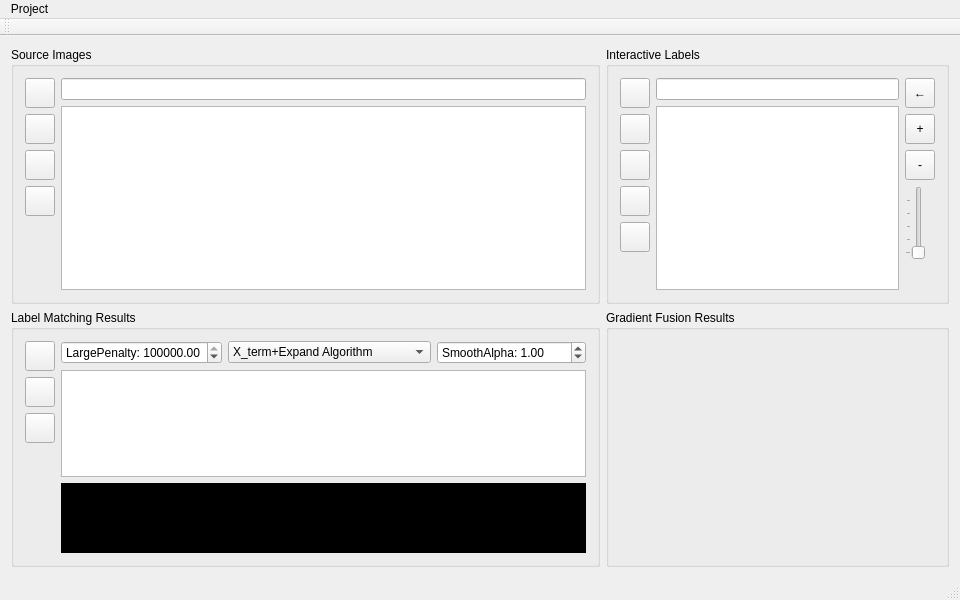
The window that InteractiveDigitalMontage.ui (Kouek/InteractiveDigitalMontage) describes before a commit, drawn with Qt 5.
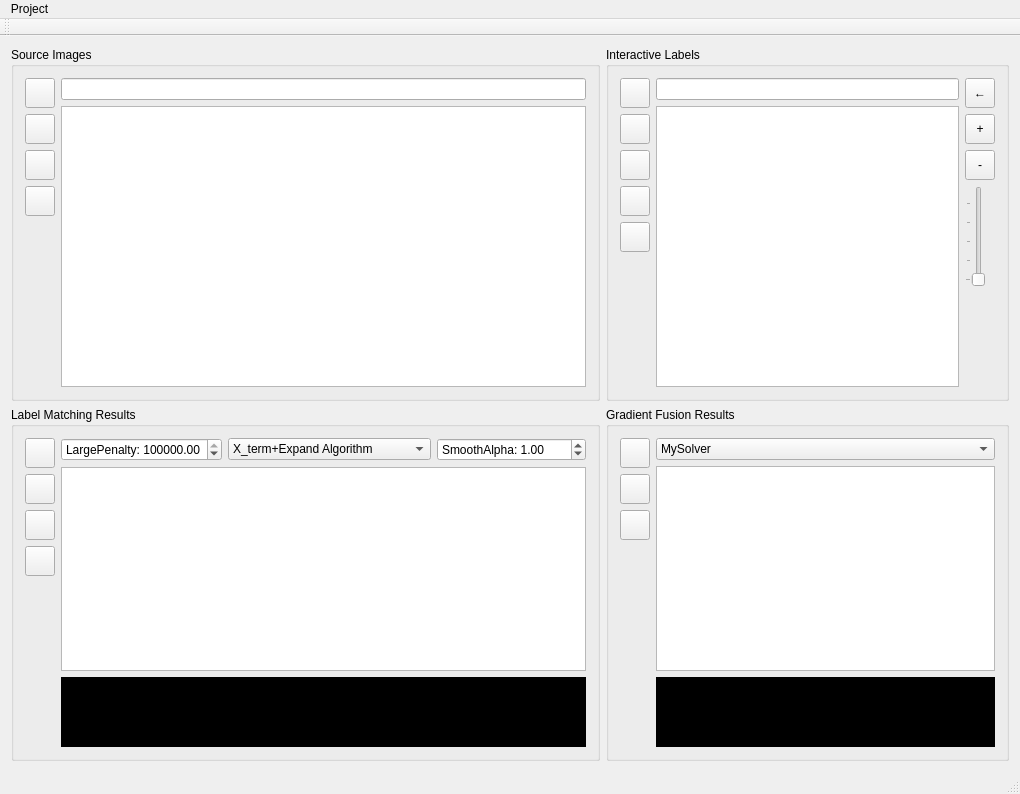
The same window after the commit. Icons and pictures are not drawn. Custom widgets are drawn as their Qt base class.

Commit message: more UI OP, add Gradient-Fusion

What changed in the file:
```diff
--- a/InteractiveDigitalMontage.ui
+++ b/InteractiveDigitalMontage.ui
@@ -6,15 +6,454 @@
    <rect>
     <x>0</x>
     <y>0</y>
-    <width>960</width>
-    <height>600</height>
+    <width>1020</width>
+    <height>794</height>
    </rect>
   </property>
   <property name="windowTitle">
    <string>InteractiveDigitalMontage</string>
   </property>
   <widget class="QWidget" name="centralWidget">
-   <layout class="QGridLayout" name="gridLayout" rowstretch="1,1" columnstretch="1,1" rowminimumheight="0,0">
+   <layout class="QGridLayout" name="gridLayout" rowstretch="1,1" columnstretch="1,1">
+    <item row="1" column="0">
+     <widget class="QGroupBox" name="groupBox_3">
+      <property name="title">
+       <string>Label Matching Results</string>
+      </property>
+      <layout class="QHBoxLayout" name="horizontalLayout_3">
+       <item>
+        <layout class="QVBoxLayout" name="verticalLayout_3">
+         <item>
+          <widget class="QToolButton" name="toolButtonRunLblMatch">
+           <property name="sizePolicy">
+            <sizepolicy hsizetype="Minimum" vsizetype="Fixed">
+             <horstretch>0</horstretch>
+             <verstretch>0</verstretch>
+            </sizepolicy>
+           </property>
+           <property name="minimumSize">
+            <size>
+             <width>30</width>
+             <height>30</height>
+            </size>
+           </property>
+           <property name="toolTip">
+            <string>&lt;html&gt;&lt;head/&gt;&lt;body&gt;&lt;p&gt;Run Label Matching&lt;/p&gt;&lt;/body&gt;&lt;/html&gt;</string>
+           </property>
+           <property name="whatsThis">
+            <string>&lt;html&gt;&lt;head/&gt;&lt;body&gt;&lt;p&gt;&lt;br/&gt;&lt;/p&gt;&lt;/body&gt;&lt;/html&gt;</string>
+           </property>
+           <property name="text">
+            <string notr="true"/>
+           </property>
+           <property name="icon">
+            <iconset resource="InteractiveDigitalMontage.qrc">
+             <normaloff>:/InteractiveDigitalMontage/rsc/Run.png</normaloff>:/InteractiveDigitalMontage/rsc/Run.png</iconset>
+           </property>
+           <property name="iconSize">
+            <size>
+             <width>20</width>
+             <height>20</height>
+            </size>
+           </property>
+          </widget>
+         </item>
+         <item>
+          <widget class="QToolButton" name="toolButtonSwitchLblMatchRslts">
+           <property name="sizePolicy">
+            <sizepolicy hsizetype="Minimum" vsizetype="Fixed">
+             <horstretch>0</horstretch>
+             <verstretch>0</verstretch>
+            </sizepolicy>
+           </property>
+           <property name="minimumSize">
+            <size>
+             <width>30</width>
+             <height>30</height>
+            </size>
+           </property>
+           <property name="toolTip">
+            <string>&lt;html&gt;&lt;head/&gt;&lt;body&gt;&lt;p&gt;See another Result&lt;/p&gt;&lt;/body&gt;&lt;/html&gt;</string>
+           </property>
+           <property name="whatsThis">
+            <string>&lt;html&gt;&lt;head/&gt;&lt;body&gt;&lt;p&gt;&lt;br/&gt;&lt;/p&gt;&lt;/body&gt;&lt;/html&gt;</string>
+           </property>
+           <property name="text">
+            <string notr="true"/>
+           </property>
+           <property name="icon">
+            <iconset resource="InteractiveDigitalMontage.qrc">
+             <normaloff>:/InteractiveDigitalMontage/rsc/Exchange.png</normaloff>:/InteractiveDigitalMontage/rsc/Exchange.png</iconset>
+           </property>
+           <property name="iconSize">
+            <size>
+             <width>20</width>
+             <height>20</height>
+            </size>
+           </property>
+          </widget>
+         </item>
+         <item>
+          <widget class="QToolButton" name="toolButtonClearTextEditLblMatchRslts">
+           <property name="sizePolicy">
+            <sizepolicy hsizetype="Minimum" vsizetype="Fixed">
+             <horstretch>0</horstretch>
+             <verstretch>0</verstretch>
+            </sizepolicy>
+           </property>
+           <property name="minimumSize">
+            <size>
+             <width>30</width>
+             <height>30</height>
+            </size>
+           </property>
+           <property name="toolTip">
+            <string>&lt;html&gt;&lt;head/&gt;&lt;body&gt;&lt;p&gt;Clear Output&lt;/p&gt;&lt;/body&gt;&lt;/html&gt;</string>
+           </property>
+           <property name="whatsThis">
+            <string>&lt;html&gt;&lt;head/&gt;&lt;body&gt;&lt;p&gt;&lt;br/&gt;&lt;/p&gt;&lt;/body&gt;&lt;/html&gt;</string>
+           </property>
+           <property name="text">
+            <string notr="true"/>
+           </property>
+           <property name="icon">
+            <iconset resource="InteractiveDigitalMontage.qrc">
+             <normaloff>:/InteractiveDigitalMontage/rsc/Delete.png</normaloff>:/InteractiveDigitalMontage/rsc/Delete.png</iconset>
+           </property>
+           <property name="iconSize">
+            <size>
+             <width>20</width>
+             <height>20</height>
+            </size>
+           </property>
+          </widget>
+         </item>
+         <item>
+          <widget class="QToolButton" name="toolButtonExportLblMatchRslt">
+           <property name="sizePolicy">
+            <sizepolicy hsizetype="Minimum" vsizetype="Fixed">
+             <horstretch>0</horstretch>
+             <verstretch>0</verstretch>
+            </sizepolicy>
+           </property>
+           <property name="minimumSize">
+            <size>
+             <width>30</width>
+             <height>30</height>
+            </size>
+           </property>
+           <property name="toolTip">
+            <string>&lt;html&gt;&lt;head/&gt;&lt;body&gt;&lt;p&gt;Export Label Match Result&lt;/p&gt;&lt;/body&gt;&lt;/html&gt;</string>
+           </property>
+           <property name="whatsThis">
+            <string>&lt;html&gt;&lt;head/&gt;&lt;body&gt;&lt;p&gt;&lt;br/&gt;&lt;/p&gt;&lt;/body&gt;&lt;/html&gt;</string>
+           </property>
+           <property name="text">
+            <string notr="true"/>
+           </property>
+           <property name="icon">
+            <iconset resource="InteractiveDigitalMontage.qrc">
+             <normaloff>:/InteractiveDigitalMontage/rsc/Export.png</normaloff>:/InteractiveDigitalMontage/rsc/Export.png</iconset>
+           </property>
+           <property name="iconSize">
+            <size>
+             <width>20</width>
+             <height>20</height>
+            </size>
+           </property>
+          </widget>
+         </item>
+         <item>
+          <spacer name="verticalSpacer_3">
+           <property name="orientation">
+            <enum>Qt::Vertical</enum>
+           </property>
+           <property name="sizeHint" stdset="0">
+            <size>
+             <width>20</width>
+             <height>40</height>
+            </size>
+           </property>
+          </spacer>
+         </item>
+        </layout>
+       </item>
+       <item>
+        <layout class="QVBoxLayout" name="verticalLayout_6" stretch="0,5,1">
+         <item>
+          <layout class="QHBoxLayout" name="horizontalLayout_4">
+           <item>
+            <widget class="QDoubleSpinBox" name="doubleSpinBoxDatTermLrgPnlty">
+             <property name="toolTip">
+              <string>&lt;html&gt;&lt;head/&gt;&lt;body&gt;&lt;p&gt;Set Data Term Large Penalty&lt;/p&gt;&lt;/body&gt;&lt;/html&gt;</string>
+             </property>
+             <property name="prefix">
+              <string>LargePenalty: </string>
+             </property>
+             <property name="minimum">
+              <double>0.000000000000000</double>
+             </property>
+             <property name="maximum">
+              <double>10000000000.000000000000000</double>
+             </property>
+             <property name="singleStep">
+              <double>1000.000000000000000</double>
+             </property>
+             <property name="value">
+              <double>100000.000000000000000</double>
+             </property>
+            </widget>
+           </item>
+           <item>
+            <widget class="QComboBox" name="comboBoxSmoothTermType">
+             <property name="toolTip">
+              <string>&lt;html&gt;&lt;head/&gt;&lt;body&gt;&lt;p&gt;Choose Type of Smooth Term&lt;/p&gt;&lt;/body&gt;&lt;/html&gt;</string>
+             </property>
+             <item>
+              <property name="text">
+               <string>X_term+Expand Algorithm</string>
+              </property>
+             </item>
+             <item>
+              <property name="text">
+               <string>X_term/Z_term+Swap Algorithm</string>
+              </property>
+             </item>
+            </widget>
+           </item>
+           <item>
+            <widget class="QDoubleSpinBox" name="doubleSpinBoxDatTermAlpha">
+             <property name="toolTip">
+              <string>&lt;html&gt;&lt;head/&gt;&lt;body&gt;&lt;p&gt;Set Smooth Term Alpha&lt;/p&gt;&lt;/body&gt;&lt;/html&gt;</string>
+             </property>
+             <property name="prefix">
+              <string>SmoothAlpha: </string>
+             </property>
+             <property name="minimum">
+              <double>0.000000000000000</double>
+             </property>
+             <property name="maximum">
+              <double>1000.000000000000000</double>
+             </property>
+             <property name="singleStep">
+              <double>10.000000000000000</double>
+             </property>
+             <property name="value">
+              <double>1.000000000000000</double>
+             </property>
+            </widget>
+           </item>
+          </layout>
+         </item>
+         <item>
+          <widget class="MontageGraphicsView" name="graphicsViewLblMatchRslts">
+           <property name="cursor" stdset="0">
+            <cursorShape>CrossCursor</cursorShape>
+           </property>
+          </widget>
+         </item>
+         <item>
+          <widget class="QTextEdit" name="textEditLblMatchRslts">
+           <property name="sizePolicy">
+            <sizepolicy hsizetype="Expanding" vsizetype="Expanding">
+             <horstretch>0</horstretch>
+             <verstretch>0</verstretch>
+            </sizepolicy>
+           </property>
+           <property name="styleSheet">
+            <string notr="true">background-color: rgb(0, 0, 0);
+color: rgb(255, 255, 255);</string>
+           </property>
+           <property name="readOnly">
+            <bool>true</bool>
+           </property>
+          </widget>
+         </item>
+        </layout>
+       </item>
+      </layout>
+     </widget>
+    </item>
+    <item row="1" column="1">
+     <widget class="QGroupBox" name="groupBox_4">
+      <property name="title">
+       <string>Gradient Fusion Results</string>
+      </property>
+      <layout class="QHBoxLayout" name="horizontalLayout_6">
+       <item>
+        <layout class="QVBoxLayout" name="verticalLayout_8">
+         <item>
+          <widget class="QToolButton" name="toolButtonRunLblGradFuse">
+           <property name="sizePolicy">
+            <sizepolicy hsizetype="Minimum" vsizetype="Fixed">
+             <horstretch>0</horstretch>
+             <verstretch>0</verstretch>
+            </sizepolicy>
+           </property>
+           <property name="minimumSize">
+            <size>
+             <width>30</width>
+             <height>30</height>
+            </size>
+           </property>
+           <property name="toolTip">
+            <string>&lt;html&gt;&lt;head/&gt;&lt;body&gt;&lt;p&gt;Run Gradient Fusing&lt;/p&gt;&lt;/body&gt;&lt;/html&gt;</string>
+           </property>
+           <property name="whatsThis">
+            <string>&lt;html&gt;&lt;head/&gt;&lt;body&gt;&lt;p&gt;&lt;br/&gt;&lt;/p&gt;&lt;/body&gt;&lt;/html&gt;</string>
+           </property>
+           <property name="text">
+            <string notr="true"/>
+           </property>
+           <property name="icon">
+            <iconset resource="InteractiveDigitalMontage.qrc">
+             <normaloff>:/InteractiveDigitalMontage/rsc/Run.png</normaloff>:/InteractiveDigitalMontage/rsc/Run.png</iconset>
+           </property>
+           <property name="iconSize">
+            <size>
+             <width>20</width>
+             <height>20</height>
+            </size>
+           </property>
+          </widget>
+         </item>
+         <item>
+          <widget class="QToolButton" name="toolButtonClearTextEditGradFuseRslts">
+           <property name="sizePolicy">
+            <sizepolicy hsizetype="Minimum" vsizetype="Fixed">
+             <horstretch>0</horstretch>
+             <verstretch>0</verstretch>
+            </sizepolicy>
+           </property>
+           <property name="minimumSize">
+            <size>
+             <width>30</width>
+             <height>30</height>
+            </size>
+           </property>
+           <property name="toolTip">
+            <string>&lt;html&gt;&lt;head/&gt;&lt;body&gt;&lt;p&gt;Clear Output&lt;/p&gt;&lt;/body&gt;&lt;/html&gt;</string>
+           </property>
+           <property name="whatsThis">
+            <string>&lt;html&gt;&lt;head/&gt;&lt;body&gt;&lt;p&gt;&lt;br/&gt;&lt;/p&gt;&lt;/body&gt;&lt;/html&gt;</string>
+           </property>
+           <property name="text">
+            <string notr="true"/>
+           </property>
+           <property name="icon">
+            <iconset resource="InteractiveDigitalMontage.qrc">
+             <normaloff>:/InteractiveDigitalMontage/rsc/Delete.png</normaloff>:/InteractiveDigitalMontage/rsc/Delete.png</iconset>
+           </property>
+           <property name="iconSize">
+            <size>
+             <width>20</width>
+             <height>20</height>
+            </size>
+           </property>
+          </widget>
+         </item>
+         <item>
+          <widget class="QToolButton" name="toolButtonExportGradFuseRslt">
+           <property name="sizePolicy">
+            <sizepolicy hsizetype="Minimum" vsizetype="Fixed">
+             <horstretch>0</horstretch>
+             <verstretch>0</verstretch>
+            </sizepolicy>
+           </property>
+           <property name="minimumSize">
+            <size>
+             <width>30</width>
+             <height>30</height>
+            </size>
+           </property>
+           <property name="toolTip">
+            <string>&lt;html&gt;&lt;head/&gt;&lt;body&gt;&lt;p&gt;Export Gradient Fusion Result&lt;/p&gt;&lt;/body&gt;&lt;/html&gt;</string>
+           </property>
+           <property name="whatsThis">
+            <string>&lt;html&gt;&lt;head/&gt;&lt;body&gt;&lt;p&gt;&lt;br/&gt;&lt;/p&gt;&lt;/body&gt;&lt;/html&gt;</string>
+           </property>
+           <property name="text">
+            <string notr="true"/>
+           </property>
+           <property name="icon">
+            <iconset resource="InteractiveDigitalMontage.qrc">
+             <normaloff>:/InteractiveDigitalMontage/rsc/Export.png</normaloff>:/InteractiveDigitalMontage/rsc/Export.png</iconset>
+           </property>
+           <property name="iconSize">
+            <size>
+             <width>20</width>
+             <height>20</height>
+            </size>
+           </property>
+          </widget>
+         </item>
+         <item>
+          <spacer name="verticalSpacer_5">
+           <property name="orientation">
+            <enum>Qt::Vertical</enum>
+           </property>
+           <property name="sizeHint" stdset="0">
+            <size>
+             <width>20</width>
+             <height>40</height>
+            </size>
+           </property>
+          </spacer>
+         </item>
+        </layout>
+       </item>
+       <item>
+        <layout class="QVBoxLayout" name="verticalLayout_9" stretch="0,5,1">
+         <item>
+          <layout class="QHBoxLayout" name="horizontalLayout_5">
+           <item>
+            <widget class="QComboBox" name="comboBoxGradFuseSolver">
+             <property name="toolTip">
+              <string>&lt;html&gt;&lt;head/&gt;&lt;body&gt;&lt;p&gt;Choose the Solver of Gradient Fusing&lt;/p&gt;&lt;/body&gt;&lt;/html&gt;</string>
+             </property>
+             <item>
+              <property name="text">
+               <string>MySolver</string>
+              </property>
+             </item>
+             <item>
+              <property name="text">
+               <string>Eigen Solver</string>
+              </property>
+             </item>
+            </widget>
+           </item>
+          </layout>
+         </item>
+         <item>
+          <widget class="MontageGraphicsView" name="graphicsViewGradFuseRslts">
+           <property name="cursor" stdset="0">
+            <cursorShape>CrossCursor</cursorShape>
+           </property>
+          </widget>
+         </item>
+         <item>
+          <widget class="QTextEdit" name="textEditGradFuseRslts">
+           <property name="sizePolicy">
+            <sizepolicy hsizetype="Expanding" vsizetype="Expanding">
+             <horstretch>0</horstretch>
+             <verstretch>0</verstretch>
+            </sizepolicy>
+           </property>
+           <property name="styleSheet">
+            <string notr="true">background-color: rgb(0, 0, 0);
+color: rgb(255, 255, 255);</string>
+           </property>
+           <property name="readOnly">
+            <bool>true</bool>
+           </property>
+          </widget>
+         </item>
+        </layout>
+       </item>
+      </layout>
+     </widget>
+    </item>
     <item row="0" column="0">
      <widget class="QGroupBox" name="groupBox_2">
       <property name="title">
@@ -581,237 +1020,6 @@
       </layout>
      </widget>
     </item>
-    <item row="1" column="0">
-     <widget class="QGroupBox" name="groupBox_3">
-      <property name="title">
-       <string>Label Matching Results</string>
-      </property>
-      <layout class="QHBoxLayout" name="horizontalLayout_3">
-       <item>
-        <layout class="QVBoxLayout" name="verticalLayout_3">
-         <item>
-          <widget class="QToolButton" name="toolButtonRunLblMatch">
-           <property name="sizePolicy">
-            <sizepolicy hsizetype="Minimum" vsizetype="Fixed">
-             <horstretch>0</horstretch>
-             <verstretch>0</verstretch>
-            </sizepolicy>
-           </property>
-           <property name="minimumSize">
-            <size>
-             <width>30</width>
-             <height>30</height>
-            </size>
-           </property>
-           <property name="toolTip">
-            <string>&lt;html&gt;&lt;head/&gt;&lt;body&gt;&lt;p&gt;Run Label Matching&lt;/p&gt;&lt;/body&gt;&lt;/html&gt;</string>
-           </property>
-           <property name="whatsThis">
-            <string>&lt;html&gt;&lt;head/&gt;&lt;body&gt;&lt;p&gt;&lt;br/&gt;&lt;/p&gt;&lt;/body&gt;&lt;/html&gt;</string>
-           </property>
-           <property name="text">
-            <string notr="true"/>
-           </property>
-           <property name="icon">
-            <iconset resource="InteractiveDigitalMontage.qrc">
-             <normaloff>:/InteractiveDigitalMontage/rsc/Run.png</normaloff>:/InteractiveDigitalMontage/rsc/Run.png</iconset>
-           </property>
-           <property name="iconSize">
-            <size>
-             <width>20</width>
-             <height>20</height>
-            </size>
-           </property>
-          </widget>
-         </item>
-         <item>
-          <widget class="QToolButton" name="toolButtonSwitchLblMatchRslts">
-           <property name="sizePolicy">
-            <sizepolicy hsizetype="Minimum" vsizetype="Fixed">
-             <horstretch>0</horstretch>
-             <verstretch>0</verstretch>
-            </sizepolicy>
-           </property>
-           <property name="minimumSize">
-            <size>
-             <width>30</width>
-             <height>30</height>
-            </size>
-           </property>
-           <property name="toolTip">
-            <string>&lt;html&gt;&lt;head/&gt;&lt;body&gt;&lt;p&gt;See another Result&lt;/p&gt;&lt;/body&gt;&lt;/html&gt;</string>
-           </property>
-           <property name="whatsThis">
-            <string>&lt;html&gt;&lt;head/&gt;&lt;body&gt;&lt;p&gt;&lt;br/&gt;&lt;/p&gt;&lt;/body&gt;&lt;/html&gt;</string>
-           </property>
-           <property name="text">
-            <string notr="true"/>
-           </property>
-           <property name="icon">
-            <iconset resource="InteractiveDigitalMontage.qrc">
-             <normaloff>:/InteractiveDigitalMontage/rsc/Exchange.png</normaloff>:/InteractiveDigitalMontage/rsc/Exchange.png</iconset>
-           </property>
-           <property name="iconSize">
-            <size>
-             <width>20</width>
-             <height>20</height>
-            </size>
-           </property>
-          </widget>
-         </item>
-         <item>
-          <widget class="QToolButton" name="toolButtonClearTextEditLblMatchReslts">
-           <property name="sizePolicy">
-            <sizepolicy hsizetype="Minimum" vsizetype="Fixed">
-             <horstretch>0</horstretch>
-             <verstretch>0</verstretch>
-            </sizepolicy>
-           </property>
-           <property name="minimumSize">
-            <size>
-             <width>30</width>
-             <height>30</height>
-            </size>
-           </property>
-           <property name="toolTip">
-            <string>&lt;html&gt;&lt;head/&gt;&lt;body&gt;&lt;p&gt;Clear Output&lt;/p&gt;&lt;/body&gt;&lt;/html&gt;</string>
-           </property>
-           <property name="whatsThis">
-            <string>&lt;html&gt;&lt;head/&gt;&lt;body&gt;&lt;p&gt;&lt;br/&gt;&lt;/p&gt;&lt;/body&gt;&lt;/html&gt;</string>
-           </property>
-           <property name="text">
-            <string notr="true"/>
-           </property>
-           <property name="icon">
-            <iconset resource="InteractiveDigitalMontage.qrc">
-             <normaloff>:/InteractiveDigitalMontage/rsc/Delete.png</normaloff>:/InteractiveDigitalMontage/rsc/Delete.png</iconset>
-           </property>
-           <property name="iconSize">
-            <size>
-             <width>20</width>
-             <height>20</height>
-            </size>
-           </property>
-          </widget>
-         </item>
-         <item>
-          <spacer name="verticalSpacer_3">
-           <property name="orientation">
-            <enum>Qt::Vertical</enum>
-           </property>
-           <property name="sizeHint" stdset="0">
-            <size>
-             <width>20</width>
-             <height>40</height>
-            </size>
-           </property>
-          </spacer>
-         </item>
-        </layout>
-       </item>
-       <item>
-        <layout class="QVBoxLayout" name="verticalLayout_6" stretch="0,5,1">
-         <item>
-          <layout class="QHBoxLayout" name="horizontalLayout_4">
-           <item>
-            <widget class="QDoubleSpinBox" name="doubleSpinBoxDatTermLrgPnlty">
-             <property name="toolTip">
-              <string>&lt;html&gt;&lt;head/&gt;&lt;body&gt;&lt;p&gt;Set Data Term Large Penalty&lt;/p&gt;&lt;/body&gt;&lt;/html&gt;</string>
-             </property>
-             <property name="prefix">
-              <string>LargePenalty: </string>
-             </property>
-             <property name="minimum">
-              <double>0.000000000000000</double>
-             </property>
-             <property name="maximum">
-              <double>10000000000.000000000000000</double>
-             </property>
-             <property name="singleStep">
-              <double>1000.000000000000000</double>
-             </property>
-             <property name="value">
-              <double>100000.000000000000000</double>
-             </property>
-            </widget>
-           </item>
-           <item>
-            <widget class="QComboBox" name="comboBoxSmoothTermType">
-             <property name="toolTip">
-              <string>&lt;html&gt;&lt;head/&gt;&lt;body&gt;&lt;p&gt;Choose Type of Smooth Term&lt;/p&gt;&lt;/body&gt;&lt;/html&gt;</string>
-             </property>
-             <item>
-              <property name="text">
-               <string>X_term+Expand Algorithm</string>
-              </property>
-             </item>
-             <item>
-              <property name="text">
-               <string>X_term/Z_term+Swap Algorithm</string>
-              </property>
-             </item>
-            </widget>
-           </item>
-           <item>
-            <widget class="QDoubleSpinBox" name="doubleSpinBoxDatTermAlpha">
-             <property name="toolTip">
-              <string>&lt;html&gt;&lt;head/&gt;&lt;body&gt;&lt;p&gt;Set Smooth Term Alpha&lt;/p&gt;&lt;/body&gt;&lt;/html&gt;</string>
-             </property>
-             <property name="prefix">
-              <string>SmoothAlpha: </string>
-             </property>
-             <property name="minimum">
-              <double>0.000000000000000</double>
-             </property>
-             <property name="maximum">
-              <double>1000.000000000000000</double>
-             </property>
-             <property name="singleStep">
-              <double>10.000000000000000</double>
-             </property>
-             <property name="value">
-              <double>1.000000000000000</double>
-             </property>
-            </widget>
-           </item>
-          </layout>
-         </item>
-         <item>
-          <widget class="MontageGraphicsView" name="graphicsViewLblMatchRslts">
-           <property name="cursor" stdset="0">
-            <cursorShape>CrossCursor</cursorShape>
-           </property>
-          </widget>
-         </item>
-         <item>
-          <widget class="QTextEdit" name="textEditLblMatchReslts">
-           <property name="sizePolicy">
-            <sizepolicy hsizetype="Expanding" vsizetype="Expanding">
-             <horstretch>0</horstretch>
-             <verstretch>0</verstretch>
-            </sizepolicy>
-           </property>
-           <property name="styleSheet">
-            <string notr="true">background-color: rgb(0, 0, 0);
-color: rgb(255, 255, 255);</string>
-           </property>
-           <property name="readOnly">
-            <bool>true</bool>
-           </property>
-          </widget>
-         </item>
-        </layout>
-       </item>
-      </layout>
-     </widget>
-    </item>
-    <item row="1" column="1">
-     <widget class="QGroupBox" name="groupBox_4">
-      <property name="title">
-       <string>Gradient Fusion Results</string>
-      </property>
-     </widget>
-    </item>
    </layout>
   </widget>
   <widget class="QMenuBar" name="menuBar">
@@ -819,7 +1027,7 @@
     <rect>
      <x>0</x>
      <y>0</y>
-     <width>960</width>
+     <width>1020</width>
      <height>26</height>
     </rect>
    </property>
```
The commit also changes 30 other files.
